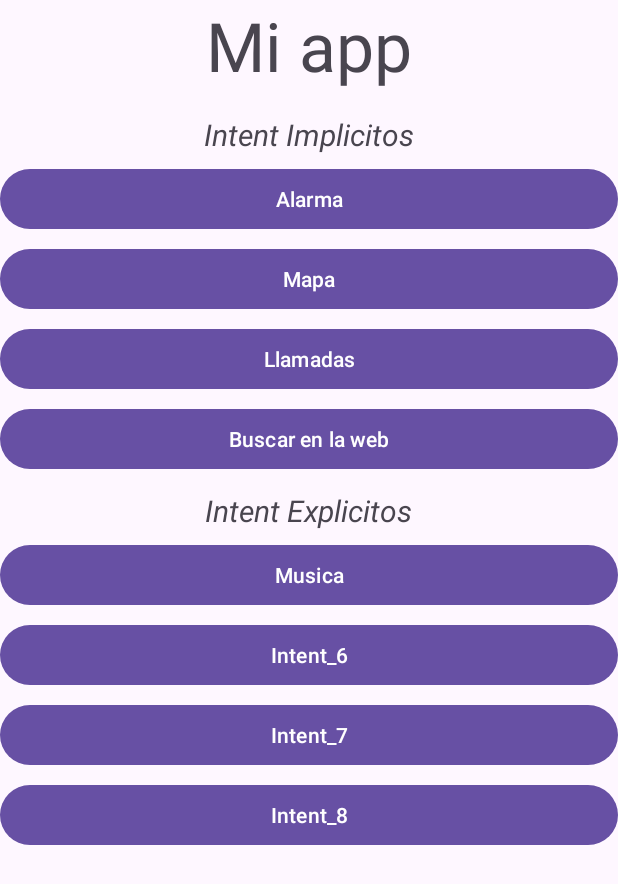
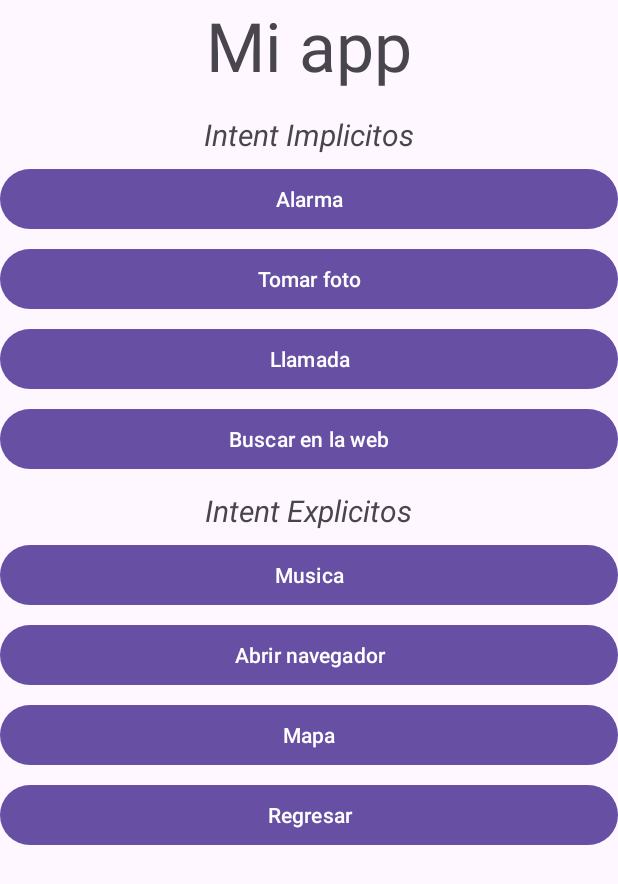
Before and after one commit to Kevin-Burciaga/Practica_Intent_android, an Android app: the MainActivity2 screen opened directly, with no data from a screen before it, after a tap on "Buscar en la web", on a phone screen of 412 x 824 dp. Shown: the top 884 px of the screen. Run offline under Robolectric (Android 15) with nearby library versions, the phone set to English and light mode, and no system bars.

Commit message:
intents, permisos diesño (texto en los botones, metodos y ultima version

```diff
--- a/app/src/main/AndroidManifest.xml
+++ b/app/src/main/AndroidManifest.xml
@@ -1,6 +1,7 @@
 <?xml version="1.0" encoding="utf-8"?>
 <manifest xmlns:android="http://schemas.android.com/apk/res/android"
     xmlns:tools="http://schemas.android.com/tools">
+    <uses-permission android:name="android.permission.READ_EXTERNAL_STORAGE"/>
     <uses-permission android:name="com.android.alarm.permission.SET_ALARM" />
     <queries>
         <package android:name="com.android.phone" />
--- a/app/src/main/java/com/example/ejemplo1event/MainActivity2.java
+++ b/app/src/main/java/com/example/ejemplo1event/MainActivity2.java
@@ -7,6 +7,7 @@ import android.content.Intent;
 import android.net.Uri;
 import android.os.Bundle;
 import android.provider.AlarmClock;
+import android.provider.MediaStore;
 import android.telecom.Call;
 import android.view.View;
 import android.widget.Button;
@@ -14,7 +15,7 @@ import android.widget.Button;
 import java.net.URL;
 
 public class MainActivity2 extends AppCompatActivity implements View.OnClickListener {
-
+    private final static String URL_Google = "https://www.google.com";
     Button btn1, btn2, btn3, btn4, btn5, btn6, btn7, btn8;
 
     @Override
@@ -23,29 +24,75 @@ public class MainActivity2 extends AppCompatActivity implements View.OnClickList
         setContentView(R.layout.activity_main2);
         btn1 = (Button) findViewById(R.id.btn1);
         btn1.setOnClickListener(this);
-        btn2 = (Button) findViewById(R.id.b2);
-        btn2.setOnClickListener(this);
+        btn7 = (Button) findViewById(R.id.btn7);
+        btn7.setOnClickListener(new View.OnClickListener() {
+            @Override
+            public void onClick(View view) {
+                Uri gmmIntentUri = Uri.parse("geo:25.496938,-103.412225");
+                Intent mapIntent = new Intent(Intent.ACTION_VIEW, gmmIntentUri);
+                startActivity(mapIntent);
+            }
+        });
         btn3 = (Button) findViewById(R.id.btn3);
         btn3.setOnClickListener(this);
         btn4 = (Button) findViewById(R.id.btn4);
-        btn4.setOnClickListener(this);
+        btn4.setOnClickListener(new View.OnClickListener() {
+            @Override
+            public void onClick(View view) {
+
+                String searchTerm = "Chivas de Guadalajara";
+
+                Intent intent = new Intent(Intent.ACTION_WEB_SEARCH);
+                intent.putExtra(SearchManager.QUERY, searchTerm);
+                startActivity(intent);
+            }
+        });
+        btn5 = (Button) findViewById(R.id.btn5);
+        btn5.setOnClickListener(new View.OnClickListener() {
+            @Override
+            public void onClick(View view) {
+                String videoUrl = "https://www.youtube.com/watch?v=80lwLvr1l_0&ab_channel=RichVagos";
+                Intent intent = new Intent(Intent.ACTION_VIEW, Uri.parse(videoUrl));
+                intent.setPackage("com.google.android.youtube");
+                startActivity(intent);
+            }
+        });
+        btn6 = (Button) findViewById(R.id.btn6);
+        btn6.setOnClickListener(new View.OnClickListener() {
+            @Override
+            public void onClick(View view) {
+                Intent i = new Intent(Intent.ACTION_VIEW);
+                i.setData(Uri.parse(URL_Google));
+                startActivity(i);
+            }
+        });
+        btn2 = (Button) findViewById(R.id.b2);
+        btn2.setOnClickListener(new View.OnClickListener() {
+            @Override
+            public void onClick(View view) {
+                Intent intent = new Intent(MediaStore.ACTION_IMAGE_CAPTURE);
+                if (intent.resolveActivity(getPackageManager()) != null) {
+                    startActivityForResult(intent, 1);
+                }
+            }
+        });
+        btn8 = (Button) findViewById(R.id.btn8);
+        btn8.setOnClickListener(new View.OnClickListener() {
+            @Override
+            public void onClick(View view) {
+                finish();
+            }
+        });
     }
 
     @Override
     public void onClick(View view) {
         if (view == btn1){
             createAlarm("Alarma 1", 13, 30);
-        } else if (view == btn2) {
-            showMap(Uri.parse("geo:25.496938,-103.412225"));
         } else if (view == btn3) {
             llamada("8715074853");
-        } else if (view==btn4) {
-            searchWeb("Real Madrid");
-        } else if (view == btn5) {
-            playMedia(Uri.parse("https://www.youtube.com/watch?v=80lwLvr1l_0&ab_channel=RichVagos"));
-        } else if (view == btn6) {
-            abrirgoogle("https://uttorreon.mx/");
         }
+
     }
 
     public void createAlarm(String message, int hour, int minutes) {
@@ -66,40 +113,9 @@ public class MainActivity2 extends AppCompatActivity implements View.OnClickList
         }
     }
 
-    public void showMap(Uri geoLocation) {
-        Intent intent = new Intent(Intent.ACTION_VIEW);
-        intent.setData(geoLocation);
-        if (intent.resolveActivity(getPackageManager()) != null) {
-            startActivity(intent);
-        }
-    }
-
-    public void searchWeb(String query) {
-        Intent intent = new Intent(Intent.ACTION_WEB_SEARCH);
-        intent.putExtra(SearchManager.QUERY, query);
-        if (intent.resolveActivity(getPackageManager()) != null) {
-            startActivity(intent);
-        }
-    }
 
 
-    public void playMedia(Uri file) {
-        Intent intent = new Intent(Intent.ACTION_VIEW);
-        intent.setData(file);
-        if (intent.resolveActivity(getPackageManager()) != null) {
-            startActivity(intent);
-        }
-    }
 
-
-    public void abrirgoogle(String url) {
-        Intent intent = new Intent(Intent.ACTION_VIEW, Uri.parse(url));
-        intent.setPackage("com.android.chrome");
-
-        if (intent.resolveActivity(getPackageManager()) != null) {
-            startActivity(intent);
-        }
-    }
 
 
 }
--- a/app/src/main/res/layout/activity_main2.xml
+++ b/app/src/main/res/layout/activity_main2.xml
@@ -50,7 +50,7 @@
             android:id="@+id/b2"
             android:layout_width="match_parent"
             android:layout_height="wrap_content"
-            android:text="Mapa"
+            android:text="Tomar foto"
             android:layout_gravity="center"
             android:layout_marginTop="5dp"
             android:onClick="onClick"/>
@@ -59,7 +59,7 @@
             android:id="@+id/btn3"
             android:layout_width="match_parent"
             android:layout_height="wrap_content"
-            android:text="Llamadas"
+            android:text="Llamada"
             android:layout_gravity="center"
             android:layout_marginTop="5dp"
             android:onClick="onClick"/>
@@ -95,7 +95,7 @@
             android:id="@+id/btn6"
             android:layout_width="match_parent"
             android:layout_height="wrap_content"
-            android:text="Intent_6"
+            android:text="Abrir navegador"
             android:layout_gravity="center"
             android:layout_marginTop="5dp"
             android:onClick="onClick"/>
@@ -104,7 +104,7 @@
             android:id="@+id/btn7"
             android:layout_width="match_parent"
             android:layout_height="wrap_content"
-            android:text="Intent_7"
+            android:text="Mapa"
             android:layout_gravity="center"
             android:layout_marginTop="5dp"
             android:onClick="onClick"/>
@@ -113,7 +113,7 @@
             android:id="@+id/btn8"
             android:layout_width="match_parent"
             android:layout_height="wrap_content"
-            android:text="Intent_8"
+            android:text="Regresar"
             android:layout_gravity="center"
             android:layout_marginTop="5dp"/>
 
```
